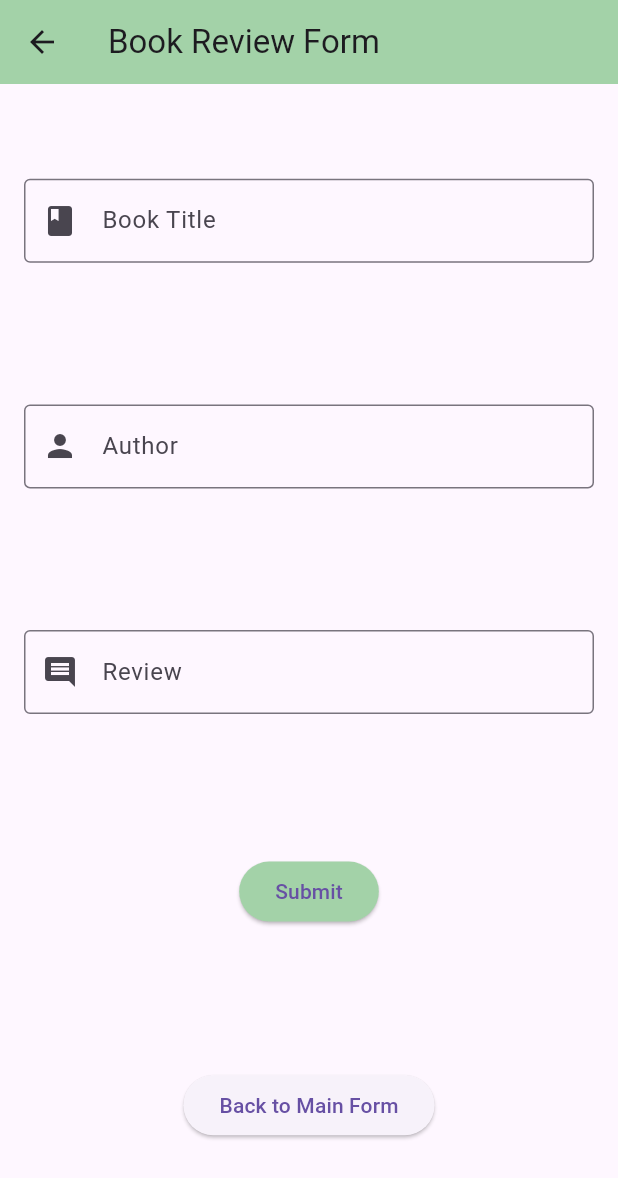
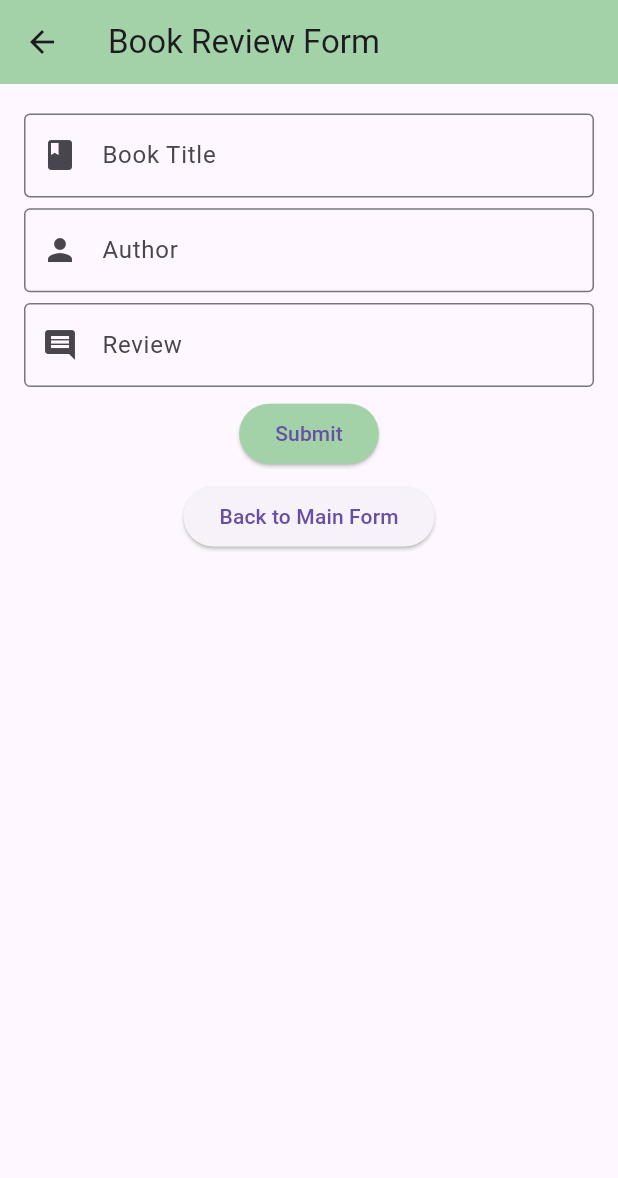
Before and after one commit to shins-mcintyre/week10-assignment, a Flutter app: the Books screen opened by its route, on a phone screen of 412 x 824 dp. Shown: the top 1178 px of the screen. Run offline on Flutter 3.47's test engine with Material 3 defaults, Android fonts, the phone set to English and light mode, and no system bars.

Commit message:
feat: height of books form

```diff
--- a/lib/books.dart
+++ b/lib/books.dart
@@ -73,8 +73,8 @@ class BookState extends State<Books> {
     //build a form widget using _formKey
           child: Form(
             key: _formKey,
-        // child: SizedBox(
-        // height: 500,
+        child: SizedBox(
+          height: 300,
         child: Column(
           mainAxisAlignment: MainAxisAlignment.spaceAround,
           children: <Widget>[
@@ -195,6 +195,7 @@ class BookState extends State<Books> {
         ),
       ),
     ),
+    ),
     );
 }
 }
```
